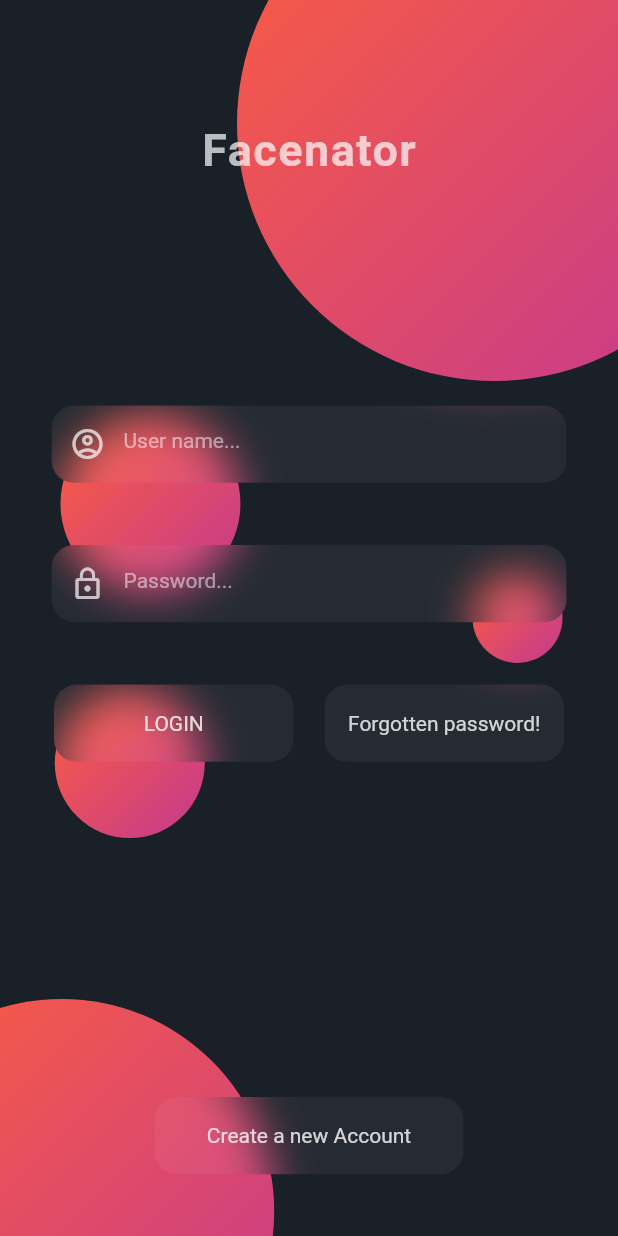
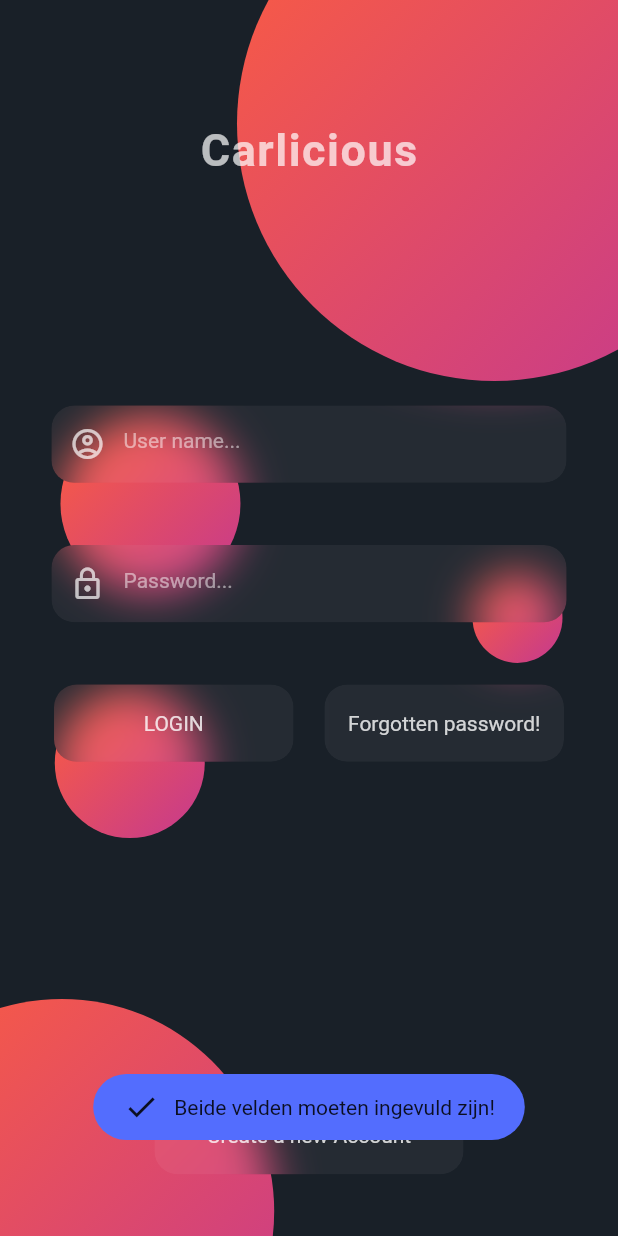
Before and after one commit to flyinginstect47/Facenator, a Flutter app: the screen it shows after launch, after a tap on "LOGIN", on a phone screen of 412 x 824 dp. Run offline on Flutter 3.47's test engine with Material 2 defaults, Android fonts, the phone set to English and light mode, and no system bars; our stand-ins replace fluttertoast; missing offline and left inert: camerawesome.

Commit message:
Update login_page.dart

```diff
--- a/GIP_Application/lib/screens/login_page.dart
+++ b/GIP_Application/lib/screens/login_page.dart
@@ -16,6 +16,7 @@ import 'package:http/http.dart' as http;
 import 'package:fluttertoast/fluttertoast.dart';
 //import 'package:syncfusion_flutter_datagrid/datagrid.dart';
 
+String ID = '1';
 String username = '';
 
 class LogInPage extends StatefulWidget {
@@ -38,12 +39,7 @@ class _LogInPageState extends State<LogInPage> with TickerProviderStateMixin {
 
   Future senddata(BuildContext cont) async {
     if (username.text == "" || password.text == "") {
-      Fluttertoast.showToast(
-        msg: "Beide velden moeten ingevuld zijn!",
-        toastLenght: Toast.LENGTH_SHORT,
-        gravity: ToastGravity.CENTER,
-        fontSize: 16.0,
-      );
+      _showToast();
     } else {
       var url = "http://192.168.56.1/localconnect/LogIn.php";
       var response = await http.post(url, body: {
@@ -54,21 +50,35 @@ class _LogInPageState extends State<LogInPage> with TickerProviderStateMixin {
       var data = await json.decode(response.body);
 
       if (data == "success") {
+        sendID(context);
         Navigator.pushNamed(context, "/menu");
+        // create file
       } else {
-        Fluttertoast.showToast(
-          msg: "De gebruikersnaam en wachtwoord combinatie klopt niet!",
-          toastLenght: Toast.LENGTH_SHORT,
-          gravity: ToastGravity.CENTER,
-          fontSize: 16.0,
-        );
+        _showToast2();
       }
     }
   }
 
+  Future sendID(BuildContext cont) async {
+    if (username.text == "" || password.text == "") {
+    } else {
+      String naam = username.text;
+      var url = "http://192.168.56.1/localconnect/SelectID.php?username=$naam";
+      var response = await http.post(url, body: {});
+
+      var data = json.decode(response.body);
+      ID = data;
+      return ID;
+    }
+  }
+
+  late FToast fToast;
+
   @override
   void initState() {
     super.initState();
+    fToast = FToast();
+    fToast.init(context);
 
     controller1 = AnimationController(
       vsync: this,
@@ -137,6 +147,58 @@ class _LogInPageState extends State<LogInPage> with TickerProviderStateMixin {
     controller2.forward();
   }
 
+  _showToast() {
+    Widget toast = Container(
+      padding: const EdgeInsets.symmetric(horizontal: 20.0, vertical: 10.0),
+      decoration: BoxDecoration(
+        borderRadius: BorderRadius.circular(25.0),
+        color: Colors.indigoAccent,
+      ),
+      child: Row(
+        mainAxisSize: MainAxisSize.min,
+        children: [
+          Icon(Icons.check),
+          SizedBox(
+            width: 10.0,
+          ),
+          Text("Beide velden moeten ingevuld zijn!"),
+        ],
+      ),
+    );
+
+    fToast.showToast(
+      child: toast,
+      gravity: ToastGravity.BOTTOM,
+      toastDuration: Duration(seconds: 3),
+    );
+  }
+
+  _showToast2() {
+    Widget toast = Container(
+      padding: const EdgeInsets.symmetric(horizontal: 24.0, vertical: 12.0),
+      decoration: BoxDecoration(
+        borderRadius: BorderRadius.circular(25.0),
+        color: Colors.indigoAccent,
+      ),
+      child: Row(
+        mainAxisSize: MainAxisSize.min,
+        children: [
+          // Icon(Icons.check),
+          SizedBox(
+            width: 10.0,
+          ),
+          Text("Gebruikersnaam en Wachtwoord kloppen niet!"),
+        ],
+      ),
+    );
+
+    fToast.showToast(
+      child: toast,
+      gravity: ToastGravity.BOTTOM,
+      toastDuration: Duration(seconds: 3),
+    );
+  }
+
   @override
   void dispose() {
     controller1.dispose();
@@ -198,7 +260,7 @@ class _LogInPageState extends State<LogInPage> with TickerProviderStateMixin {
                       child: Padding(
                         padding: EdgeInsets.only(top: size.height * .1),
                         child: Text(
-                          'Facenator',
+                          'Carlicious',
                           style: TextStyle(
                             color: Colors.white.withOpacity(.7),
                             fontSize: 30,
@@ -227,6 +289,7 @@ class _LogInPageState extends State<LogInPage> with TickerProviderStateMixin {
                                 () {
                                   HapticFeedback.lightImpact();
                                   senddata(context);
+                                  // sendID(context);
                                 },
                               ),
                               SizedBox(width: size.width / 20),
```
